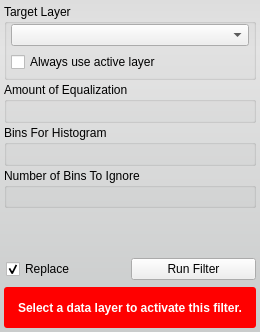
Qt form src/Interface/ToolInterface/HistogramEqualizationFilterInterface.ui (jessdtate/Seg3D) before a commit.
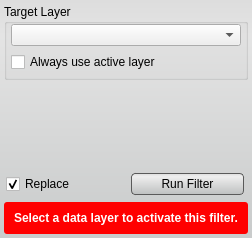
The same form after that commit. Custom widgets are drawn as their Qt base class.

Commit message: added styles to the ui buttons still some tweaking that needs done.  check out the Discrete Gaussian Blur tool and let me know if the lighter background looks better.

```diff
--- a/src/Interface/ToolInterface/HistogramEqualizationFilterInterface.ui
+++ b/src/Interface/ToolInterface/HistogramEqualizationFilterInterface.ui
@@ -6,8 +6,8 @@
    <rect>
     <x>0</x>
     <y>0</y>
-    <width>260</width>
-    <height>332</height>
+    <width>252</width>
+    <height>238</height>
    </rect>
   </property>
   <property name="windowTitle">
@@ -18,7 +18,26 @@
 	border-radius: 3px;
 	background-color: qlineargradient(spread:pad, x1:0.5, y1:0, x2:0.5, y2:0.960227, stop:0 rgba(221, 221, 221, 255), stop:0.155779 rgba(228, 228, 228, 255), stop:1 rgba(202, 204, 204, 255));      
 }
-</string>
+QPushButton{
+	background-color: qlineargradient(spread:pad, x1:0.5, y1:0, x2:0.5, y2:0.960227, stop:0 rgba(221, 221, 221, 255), stop:0.155779 rgba(238, 238, 238, 255), stop:1 rgba(192, 194, 194, 255));
+	border-radius: 4px;
+	border: 1px solid rgb(90, 90, 90);
+	margin:4px;
+}
+
+QPushButton:hover{
+	background-color: qlineargradient(spread:pad, x1:0.5, y1:0, x2:0.5, y2:1, stop:0 rgba(195, 195, 195, 255), stop:0.253769 rgba(206, 206, 206, 255), stop:1 rgba(185, 185, 185, 255));
+	border-radius: 4px;
+	border: 1px solid rgb(90, 90, 90);
+	margin:4px;
+}
+
+QPushButton:pressed{
+	background-color: qlineargradient(spread:pad, x1:0.5, y1:0, x2:0.5, y2:1, stop:0 rgba(150, 150, 150, 255), stop:0.753769 rgba(206, 206, 206, 255), stop:1 rgba(185, 185, 185, 255));
+	border-radius: 4px;
+	border: 1px solid rgb(90, 90, 90);
+	margin:4px;
+}</string>
   </property>
   <layout class="QVBoxLayout" name="verticalLayout">
    <property name="spacing">
@@ -99,76 +118,13 @@
     </widget>
    </item>
    <item>
-    <widget class="QGroupBox" name="groupBox">
-     <property name="title">
-      <string>Amount of Equalization</string>
-     </property>
-     <layout class="QHBoxLayout" name="horizontalLayout_3">
-      <property name="leftMargin">
-       <number>4</number>
-      </property>
-      <property name="topMargin">
-       <number>2</number>
-      </property>
-      <property name="rightMargin">
-       <number>4</number>
-      </property>
-      <property name="bottomMargin">
-       <number>4</number>
-      </property>
-      <item>
-       <widget class="QtUtils::QtSliderDoubleCombo" name="amount_" native="true"/>
-      </item>
-     </layout>
-    </widget>
+    <widget class="QtUtils::QtSliderDoubleCombo" name="amount_" native="true"/>
    </item>
    <item>
-    <widget class="QGroupBox" name="groupBox_2">
-     <property name="title">
-      <string>Bins For Histogram</string>
-     </property>
-     <layout class="QHBoxLayout" name="horizontalLayout_4">
-      <property name="leftMargin">
-       <number>4</number>
-      </property>
-      <property name="topMargin">
-       <number>2</number>
-      </property>
-      <property name="rightMargin">
-       <number>4</number>
-      </property>
-      <property name="bottomMargin">
-       <number>4</number>
-      </property>
-      <item>
-       <widget class="QtUtils::QtLogSliderIntCombo" name="bins_" native="true"/>
-      </item>
-     </layout>
-    </widget>
+    <widget class="QtUtils::QtLogSliderIntCombo" name="bins_" native="true"/>
    </item>
    <item>
-    <widget class="QGroupBox" name="groupBox_3">
-     <property name="title">
-      <string>Number of Bins To Ignore</string>
-     </property>
-     <layout class="QHBoxLayout" name="horizontalLayout_5">
-      <property name="leftMargin">
-       <number>4</number>
-      </property>
-      <property name="topMargin">
-       <number>2</number>
-      </property>
-      <property name="rightMargin">
-       <number>4</number>
-      </property>
-      <property name="bottomMargin">
-       <number>4</number>
-      </property>
-      <item>
-       <widget class="QtUtils::QtSliderIntCombo" name="ignore_bins_" native="true"/>
-      </item>
-     </layout>
-    </widget>
+    <widget class="QtUtils::QtSliderIntCombo" name="ignore_bins_" native="true"/>
    </item>
    <item>
     <widget class="QtUtils::QtHistogramWidget" name="histogram_" native="true"/>
@@ -215,6 +171,12 @@
       </item>
       <item>
        <widget class="QPushButton" name="runFilterButton">
+        <property name="minimumSize">
+         <size>
+          <width>0</width>
+          <height>30</height>
+         </size>
+        </property>
         <property name="text">
          <string>Run Filter</string>
         </property>
@@ -274,29 +236,29 @@
    <header location="global">QtUtils/Widgets/QtSliderDoubleCombo.h</header>
    <container>1</container>
   </customwidget>
+  <customwidget>
+   <class>QtUtils::QtSliderIntCombo</class>
+   <extends>QWidget</extends>
+   <header location="global">QtUtils/Widgets/QtSliderIntCombo.h</header>
+   <container>1</container>
+  </customwidget>
   <customwidget>
    <class>QtUtils::QtDropableComboBox</class>
    <extends>QComboBox</extends>
    <header location="global">QtUtils/Widgets/QtDropableComboBox.h</header>
   </customwidget>
-  <customwidget>
-   <class>QtUtils::QtHistogramWidget</class>
-   <extends>QWidget</extends>
-   <header location="global">QtUtils/Widgets/QtHistogramWidget.h</header>
-   <container>1</container>
-  </customwidget>
-  <customwidget>
-   <class>QtUtils::QtSliderIntCombo</class>
-   <extends>QWidget</extends>
-   <header location="global">QtUtils/Widgets/QtSliderIntCombo.h</header>
-   <container>1</container>
-  </customwidget>
   <customwidget>
    <class>QtUtils::QtLogSliderIntCombo</class>
    <extends>QWidget</extends>
    <header location="global">QtUtils/Widgets/QtLogSliderIntCombo.h</header>
    <container>1</container>
   </customwidget>
+  <customwidget>
+   <class>QtUtils::QtHistogramWidget</class>
+   <extends>QWidget</extends>
+   <header location="global">QtUtils/Widgets/QtHistogramWidget.h</header>
+   <container>1</container>
+  </customwidget>
  </customwidgets>
  <resources/>
  <connections/>
```
The commit also changes 57 other files.
